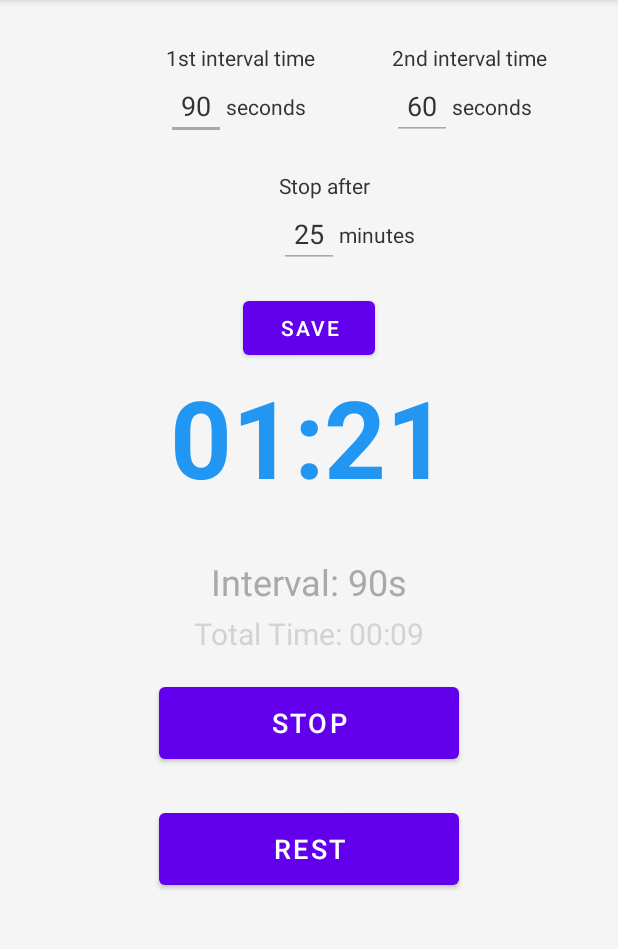
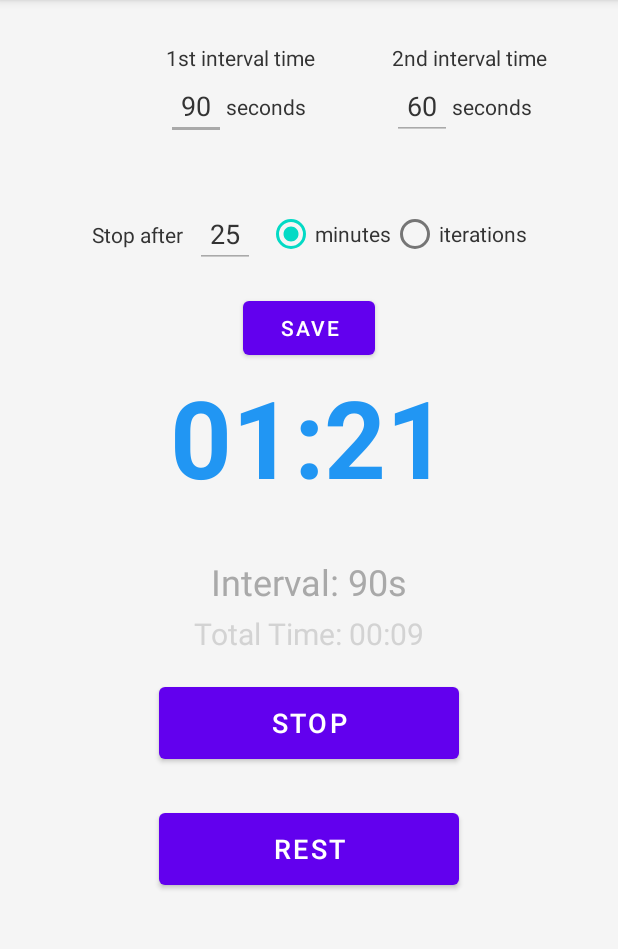
Before and after one commit to wakedappdev/TrainingTimer, an Android app: the screen it shows after launch (MainActivity), on a phone screen of 412 x 824 dp, the part 84-1033 px from its top. Run offline under Robolectric (Android 15) with nearby library versions, the phone set to English and light mode, and no system bars.

Commit message:
added options to stop after number of iterations. In addtion to the option to stop after some time

```diff
--- a/app/src/main/java/com/example/timerapp/MainActivity.kt
+++ b/app/src/main/java/com/example/timerapp/MainActivity.kt
@@ -6,6 +6,8 @@ import android.os.Bundle
 import android.os.CountDownTimer
 import android.widget.Button
 import android.widget.EditText
+import android.widget.RadioButton
+import android.widget.RadioGroup
 import android.widget.TextView
 import androidx.appcompat.app.AppCompatActivity
 
@@ -20,17 +22,19 @@ class MainActivity : AppCompatActivity() {
     private lateinit var interval2Input: EditText
     private lateinit var totalDurationInput: EditText
     private lateinit var saveIntervalsButton: Button
+    private lateinit var stopConditionType: RadioGroup
 
     private var countDownTimer: CountDownTimer? = null
     private var totalTimer: CountDownTimer? = null
     private var isRunning = false
     private var interval1 = 90
     private var interval2 = 60
-    private var totalDuration = 25 // in minutes
+    private var totalDuration = 25
     private var currentInterval = interval1
     private var lastIntervalBeforeRest = interval1
     private var remainingTime = interval1 * 1000L
     private var totalTimeElapsed = 0L
+    private var iterationCount = 0
 
     private lateinit var toneGenerator: ToneGenerator
 
@@ -47,6 +51,7 @@ class MainActivity : AppCompatActivity() {
         interval2Input = findViewById(R.id.interval2Input)
         totalDurationInput = findViewById(R.id.totalDurationInput)
         saveIntervalsButton = findViewById(R.id.saveIntervalsButton)
+        stopConditionType = findViewById(R.id.stopConditionType)
 
         toneGenerator = ToneGenerator(AudioManager.STREAM_ALARM, 100)
 
@@ -86,6 +91,14 @@ class MainActivity : AppCompatActivity() {
                 startTimer()
             }
         }
+
+        stopConditionType.setOnCheckedChangeListener { _, checkedId ->
+            if (checkedId == R.id.stopAfterMinutes) {
+                totalDurationInput.setText("25")
+            } else {
+                totalDurationInput.setText("8")
+            }
+        }
     }
 
     private fun startTimer() {
@@ -93,9 +106,12 @@ class MainActivity : AppCompatActivity() {
         isRunning = true
         startStopButton.text = "Stop"
         totalTimeElapsed = 0L
+        iterationCount = 0
 
         createTimer(remainingTime)
-        startTotalTimer()
+        if (stopConditionType.checkedRadioButtonId == R.id.stopAfterMinutes) {
+            startTotalTimer()
+        }
     }
 
     private fun stopTimer() {
@@ -117,7 +133,14 @@ class MainActivity : AppCompatActivity() {
             }
 
             override fun onFinish() {
+                iterationCount++
                 playBeeps(4)
+
+                if (stopConditionType.checkedRadioButtonId == R.id.stopAfterIterations && iterationCount >= totalDuration) {
+                    stopTimer()
+                    return
+                }
+
                 if (currentInterval == 30) {
                     currentInterval = lastIntervalBeforeRest
                 } else {
--- a/app/src/main/res/layout/activity_main.xml
+++ b/app/src/main/res/layout/activity_main.xml
@@ -42,6 +42,21 @@
         app:layout_constraintTop_toTopOf="@id/interval1Input"
         app:layout_constraintBottom_toBottomOf="@id/interval1Input"/>
 
+    <EditText
+        android:id="@+id/interval2Input"
+        android:layout_width="40dp"
+        android:layout_height="wrap_content"
+        android:layout_marginTop="48dp"
+        android:backgroundTint="#A9A9A9"
+        android:gravity="center"
+        android:hint="Interval 2 (s)"
+        android:inputType="number"
+        android:text="60"
+        android:textColor="#333333"
+        app:layout_constraintEnd_toEndOf="parent"
+        app:layout_constraintStart_toEndOf="@id/interval1Input"
+        app:layout_constraintTop_toTopOf="parent" />
+
     <TextView
         android:id="@+id/interval2Label"
         android:layout_width="wrap_content"
@@ -51,30 +66,15 @@
         app:layout_constraintBottom_toTopOf="@id/interval2Input"
         app:layout_constraintStart_toStartOf="@id/interval2Input" />
 
-    <EditText
-        android:id="@+id/interval2Input"
-        android:layout_width="40dp"
-        android:layout_height="wrap_content"
-        android:gravity="center"
-        android:hint="Interval 2 (s)"
-        android:inputType="number"
-        android:text="60"
-        android:textColor="#333333"
-        android:backgroundTint="#A9A9A9"
-        app:layout_constraintStart_toEndOf="@id/interval1Input"
-        app:layout_constraintEnd_toEndOf="parent"
-        app:layout_constraintTop_toTopOf="parent"
-        android:layout_marginTop="48dp"/>
-
     <TextView
         android:id="@+id/interval2Seconds"
         android:layout_width="wrap_content"
         android:layout_height="wrap_content"
         android:text="seconds"
         android:textColor="#333333"
+        app:layout_constraintBottom_toBottomOf="@id/interval2Input"
         app:layout_constraintStart_toEndOf="@id/interval2Input"
-        app:layout_constraintTop_toTopOf="@id/interval2Input"
-        app:layout_constraintBottom_toBottomOf="@id/interval2Input"/>
+        app:layout_constraintTop_toTopOf="@id/interval2Input" />
 
     <TextView
         android:id="@+id/totalDurationLabel"
@@ -82,33 +82,54 @@
         android:layout_height="wrap_content"
         android:text="Stop after"
         android:textColor="#333333"
-        app:layout_constraintBottom_toTopOf="@id/totalDurationInput"
-        app:layout_constraintStart_toStartOf="@id/totalDurationInput" />
+        app:layout_constraintHorizontal_chainStyle="packed"
+        app:layout_constraintStart_toStartOf="parent"
+        app:layout_constraintEnd_toStartOf="@+id/totalDurationInput"
+        app:layout_constraintTop_toTopOf="@+id/totalDurationInput"
+        app:layout_constraintBottom_toBottomOf="@+id/totalDurationInput" />
 
     <EditText
         android:id="@+id/totalDurationInput"
         android:layout_width="40dp"
         android:layout_height="wrap_content"
         android:gravity="center"
-        android.hint="Total Time (min)"
+        android:hint="Value"
         android:inputType="number"
         android:text="25"
         android:textColor="#333333"
         android:backgroundTint="#A9A9A9"
+        android:layout_marginStart="8dp"
         app:layout_constraintTop_toBottomOf="@id/interval1Input"
-        app:layout_constraintStart_toStartOf="parent"
-        app:layout_constraintEnd_toEndOf="parent"
+        app:layout_constraintStart_toEndOf="@+id/totalDurationLabel"
+        app:layout_constraintEnd_toStartOf="@+id/stopConditionType"
         android:layout_marginTop="40dp"/>
 
-    <TextView
-        android:id="@+id/totalDurationMinutes"
+    <RadioGroup
+        android:id="@+id/stopConditionType"
         android:layout_width="wrap_content"
         android:layout_height="wrap_content"
-        android:text="minutes"
-        android:textColor="#333333"
+        android:orientation="horizontal"
+        android:layout_marginStart="8dp"
         app:layout_constraintStart_toEndOf="@id/totalDurationInput"
+        app:layout_constraintEnd_toEndOf="parent"
         app:layout_constraintTop_toTopOf="@id/totalDurationInput"
-        app:layout_constraintBottom_toBottomOf="@id/totalDurationInput"/>
+        app:layout_constraintBottom_toBottomOf="@id/totalDurationInput">
+
+        <RadioButton
+            android:id="@+id/stopAfterMinutes"
+            android:layout_width="wrap_content"
+            android:layout_height="wrap_content"
+            android:text="minutes"
+            android:textColor="#333333"
+            android:checked="true" />
+
+        <RadioButton
+            android:id="@+id/stopAfterIterations"
+            android:layout_width="wrap_content"
+            android:layout_height="wrap_content"
+            android:textColor="#333333"
+            android:text="iterations" />
+    </RadioGroup>
 
     <Button
         android:id="@+id/saveIntervalsButton"
@@ -165,7 +186,7 @@
         android:text="Start"
         android:textSize="18sp"
         android:layout_marginTop="48dp"
-        app:layout_constraintTop_toBottomOf="@+id/intervalText"
+        app:layout_constraintTop_toBottomOf="@id/intervalText"
         app:layout_constraintEnd_toEndOf="parent"
         app:layout_constraintStart_toStartOf="parent" />
 
```
Also changed, not shown: 466 other files.
